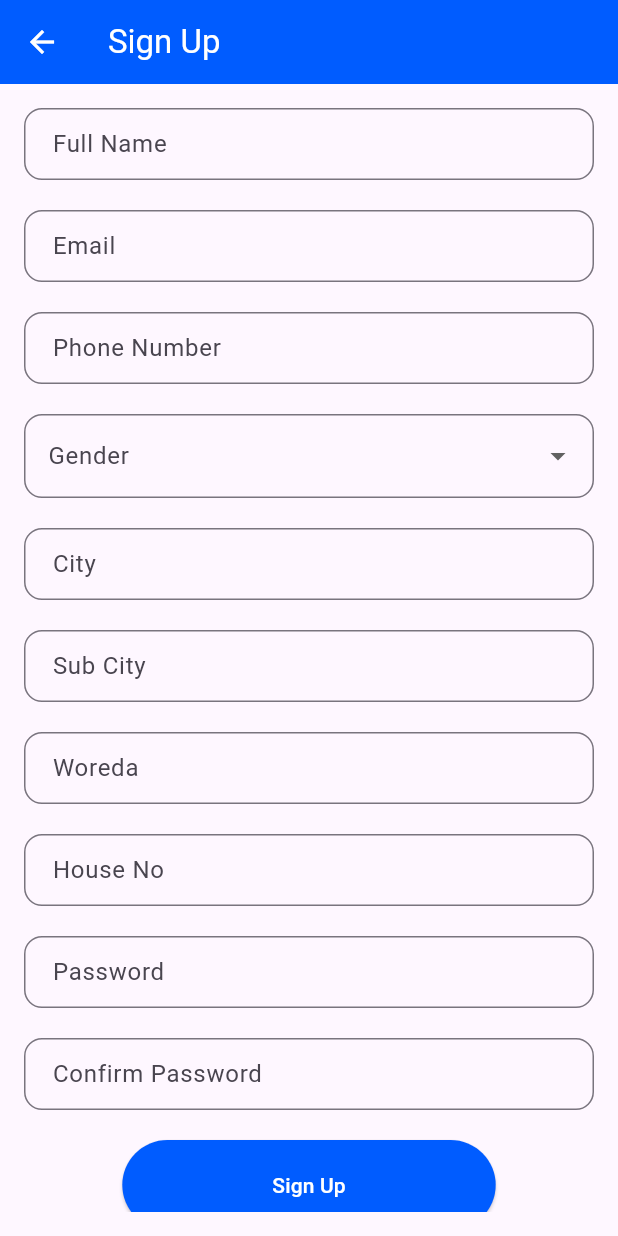
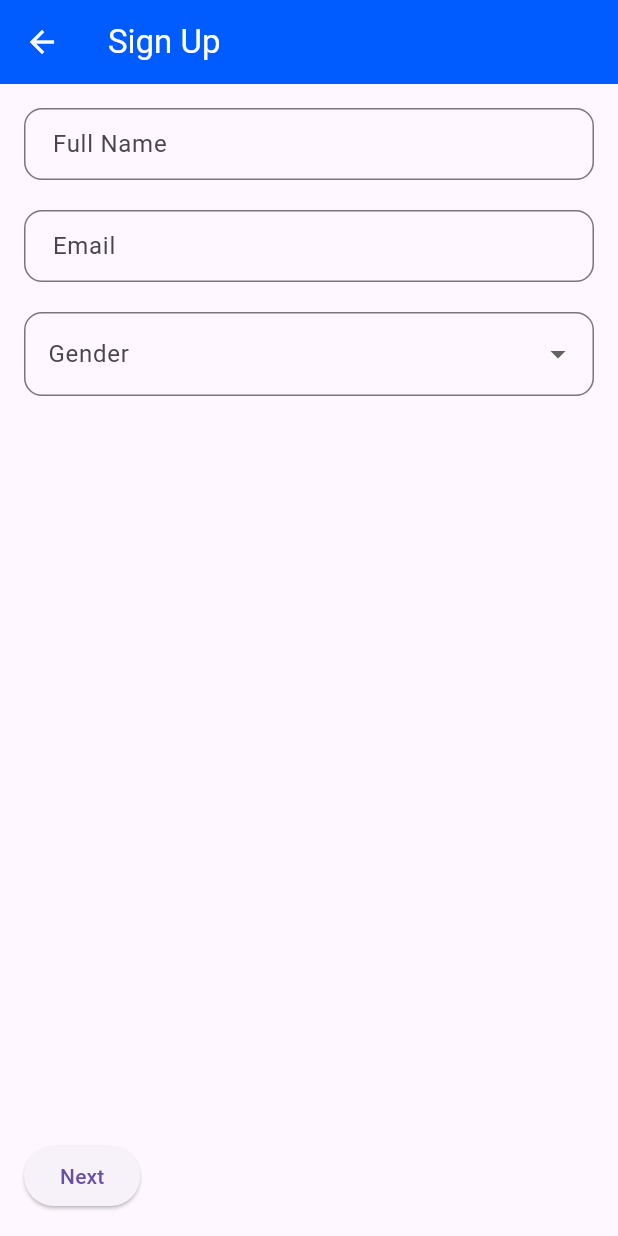
Before and after one commit to johnassefatheeth/eqube, a Flutter app: the SignUpPage screen opened directly, on a phone screen of 412 x 824 dp. Run offline on Flutter 3.47's test engine with Material 3 defaults, Android fonts, the phone set to English and light mode, and no system bars; our stand-ins replace carousel_slider, curved_navigation_bar, image_picker, shared_preferences, smooth_page_indicator; missing offline and left inert: dart:html; accounts and stored records are empty.

Commit message:
signup style edit

```diff
--- a/lib/pages/auth/signup.dart
+++ b/lib/pages/auth/signup.dart
@@ -25,14 +25,15 @@ class _SignUpPageState extends State<SignUpPage> with SingleTickerProviderStateM
   String? _selectedGender;
   bool _isLoading = false;
 
-  // Animation Controller for smooth transitions
   late AnimationController _controller;
   late Animation<double> _animation;
+
+  final PageController _pageController = PageController(initialPage: 0);
+  int _currentPage = 0;
 
   @override
   void initState() {
     super.initState();
-    // Initialize the animation controller for fading and sliding in
     _controller = AnimationController(
       duration: const Duration(milliseconds: 500),
       vsync: this,
@@ -45,7 +46,6 @@ class _SignUpPageState extends State<SignUpPage> with SingleTickerProviderStateM
     _controller.forward();
   }
 
-  // Validate fields
   String? _validatePhone(String? value) {
     if (value == null || value.isEmpty) {
       return 'Phone number is required';
@@ -77,7 +77,6 @@ class _SignUpPageState extends State<SignUpPage> with SingleTickerProviderStateM
     return null;
   }
 
-  // Show snackbar
   void _showSnackBar(String message, Color color) {
     final snackBar = SnackBar(
       content: Text(message),
@@ -86,14 +85,13 @@ class _SignUpPageState extends State<SignUpPage> with SingleTickerProviderStateM
     ScaffoldMessenger.of(context).showSnackBar(snackBar);
   }
 
-  // Handle sign-up
   Future<void> _signUp() async {
     if (_formKey.currentState?.validate() ?? false) {
       setState(() {
         _isLoading = true;
       });
 
-      final url = Uri.parse('http://localhost:8080/api/users/signup'); // Update with your backend URL
+      final url = Uri.parse('http://localhost:8080/api/users/signup');
       final body = {
         "name": _nameController.text,
         "email": emailController.text,
@@ -127,7 +125,6 @@ class _SignUpPageState extends State<SignUpPage> with SingleTickerProviderStateM
                 builder: (context) =>
                     VerificationPage(emailController.text.toString(), email: emailController.text.toString())),
           );
-          // Navigate to the next page if necessary
         } else {
           final errorData = jsonDecode(response.body);
           _showSnackBar(errorData['error'] ?? 'Sign-up failed!', Colors.red);
@@ -144,31 +141,18 @@ class _SignUpPageState extends State<SignUpPage> with SingleTickerProviderStateM
 
   @override
   void dispose() {
-    _controller.dispose(); // Dispose the animation controller
+    _controller.dispose();
+    _pageController.dispose();
     super.dispose();
   }
 
-  @override
-  Widget build(BuildContext context) {
-    return Scaffold(
-      appBar: AppBar(
-        backgroundColor: Color(0xFF005CFF),
-        iconTheme: IconThemeData(color: Colors.white),
-        title: Text(
-          'Sign Up',
-          style: TextStyle(color: Colors.white),
-        ),
-      ),
-      body: Padding(
-        padding: const EdgeInsets.all(16.0),
-        child: Form(
-          key: _formKey,
-          child: ListView(
+  Widget _buildPersonalInfoPage() {
+    return ListView(
       children: <Widget>[
         FadeTransition(
           opacity: _animation,
           child: Container(
-                  width: MediaQuery.of(context).size.width * 0.8, // Make the width 80% of the screen
+            width: MediaQuery.of(context).size.width * 0.8,
             child: TextFormField(
               controller: _nameController,
               decoration: InputDecoration(
@@ -206,25 +190,6 @@ class _SignUpPageState extends State<SignUpPage> with SingleTickerProviderStateM
           opacity: _animation,
           child: Container(
             width: MediaQuery.of(context).size.width * 0.8,
-                  child: TextFormField(
-                    controller: _phoneController,
-                    decoration: InputDecoration(
-                      labelText: 'Phone Number',
-                      border: OutlineInputBorder(
-                        borderRadius: BorderRadius.circular(12),
-                      ),
-                      contentPadding: EdgeInsets.symmetric(horizontal: 15, vertical: 10),
-                    ),
-                    keyboardType: TextInputType.phone,
-                    validator: _validatePhone,
-                  ),
-                ),
-              ),
-              SizedBox(height: 20),
-              FadeTransition(
-                opacity: _animation,
-                child: Container(
-                  width: MediaQuery.of(context).size.width * 0.8,
             child: DropdownButtonFormField<String>(
               value: _selectedGender,
               decoration: InputDecoration(
@@ -245,7 +210,76 @@ class _SignUpPageState extends State<SignUpPage> with SingleTickerProviderStateM
             ),
           ),
         ),
+    ],
+    );
+  }
+
+  Widget _buildContactInfoPage() {
+    return ListView(
+      children: <Widget>[
+        FadeTransition(
+          opacity: _animation,
+          child: Container(
+            width: MediaQuery.of(context).size.width * 0.8,
+            child: TextFormField(
+              controller: _phoneController,
+              decoration: InputDecoration(
+                labelText: 'Phone Number',
+                border: OutlineInputBorder(
+                  borderRadius: BorderRadius.circular(12),
+                ),
+                contentPadding: EdgeInsets.symmetric(horizontal: 15, vertical: 10),
+              ),
+              keyboardType: TextInputType.phone,
+              validator: _validatePhone,
+            ),
+          ),
+        ),
         SizedBox(height: 20),
+        FadeTransition(
+          opacity: _animation,
+          child: Container(
+            width: MediaQuery.of(context).size.width * 0.8,
+            child: TextFormField(
+              controller: _passwordController,
+              decoration: InputDecoration(
+                labelText: 'Password',
+                border: OutlineInputBorder(
+                  borderRadius: BorderRadius.circular(12),
+                ),
+                contentPadding: EdgeInsets.symmetric(horizontal: 15, vertical: 10),
+              ),
+              obscureText: true,
+              validator: _validatePassword,
+            ),
+          ),
+        ),
+        SizedBox(height: 20),
+        FadeTransition(
+          opacity: _animation,
+          child: Container(
+            width: MediaQuery.of(context).size.width * 0.8,
+            child: TextFormField(
+              controller: _confirmPasswordController,
+              decoration: InputDecoration(
+                labelText: 'Confirm Password',
+                border: OutlineInputBorder(
+                  borderRadius: BorderRadius.circular(12),
+                ),
+                contentPadding: EdgeInsets.symmetric(horizontal: 15, vertical: 10),
+              ),
+              obscureText: true,
+              validator: _validateConfirmPassword,
+            ),
+          ),
+        ),
+      ],
+    );
+  }
+
+  Widget _buildAddressPage() {
+    return ListView(
+      children: <Widget>[
         FadeTransition(
           opacity: _animation,
           child: Container(
@@ -318,51 +352,67 @@ class _SignUpPageState extends State<SignUpPage> with SingleTickerProviderStateM
             ),
           ),
         ),
-              SizedBox(height: 20),
-              FadeTransition(
-                opacity: _animation,
-                child: Container(
-                  width: MediaQuery.of(context).size.width * 0.8,
-                  child: TextFormField(
-                    controller: _passwordController,
-                    decoration: InputDecoration(
-                      labelText: 'Password',
-                      border: OutlineInputBorder(
-                        borderRadius: BorderRadius.circular(12),
-                      ),
-                      contentPadding: EdgeInsets.symmetric(horizontal: 15, vertical: 10),
-                    ),
-                    obscureText: true,
-                    validator: _validatePassword,
+      ],
+    );
+  }
+
+  @override
+  Widget build(BuildContext context) {
+    return Scaffold(
+      appBar: AppBar(
+        backgroundColor: Color(0xFF005CFF),
+        iconTheme: IconThemeData(color: Colors.white),
+        title: Text(
+          'Sign Up',
+          style: TextStyle(color: Colors.white),
         ),
       ),
-              ),
-              SizedBox(height: 20),
-              FadeTransition(
-                opacity: _animation,
-                child: Container(
-                  width: MediaQuery.of(context).size.width * 0.8,
-                  child: TextFormField(
-                    controller: _confirmPasswordController,
-                    decoration: InputDecoration(
-                      labelText: 'Confirm Password',
-                      border: OutlineInputBorder(
-                        borderRadius: BorderRadius.circular(12),
-                      ),
-                      contentPadding: EdgeInsets.symmetric(horizontal: 15, vertical: 10),
-                    ),
-                    obscureText: true,
-                    validator: _validateConfirmPassword,
+      body: Padding(
+        padding: const EdgeInsets.all(16.0),
+        child: Form(
+          key: _formKey,
+          child: Column(
+            children: <Widget>[
+              Expanded(
+                child: PageView(
+                  controller: _pageController,
+                  onPageChanged: (int page) {
+                    setState(() {
+                      _currentPage = page;
+                    });
+                  },
+                  children: <Widget>[
+                    _buildPersonalInfoPage(),
+                    _buildContactInfoPage(),
+                    _buildAddressPage(),
+                  ],
                 ),
               ),
+              Row(
+                mainAxisAlignment: MainAxisAlignment.spaceBetween,
+                children: <Widget>[
+                  if (_currentPage > 0)
+                    ElevatedButton(
+                      onPressed: () {
+                        _pageController.previousPage(
+                          duration: Duration(milliseconds: 300),
+                          curve: Curves.easeInOut,
+                        );
+                      },
+                      child: Text('Prev'),
                     ),
-              SizedBox(height: 20),
-              FadeTransition(
-                opacity: _animation,
-                child: Center(
-                  child: _isLoading
-                      ? CircularProgressIndicator()
-                      : ElevatedButton(
+                  if (_currentPage < 2)
+                    ElevatedButton(
+                      onPressed: () {
+                        _pageController.nextPage(
+                          duration: Duration(milliseconds: 300),
+                          curve: Curves.easeInOut,
+                        );
+                      },
+                      child: Text('Next'),
+                    ),
+                  if (_currentPage == 2)
+                    ElevatedButton(
                       onPressed: _signUp,
                       child: Text(
                         'Sign Up',
@@ -376,7 +426,7 @@ class _SignUpPageState extends State<SignUpPage> with SingleTickerProviderStateM
                         ),
                       ),
                     ),
-                ),
+                ],
               ),
             ],
           ),
```
Lines whose indentation alone changed are shown as unchanged.
